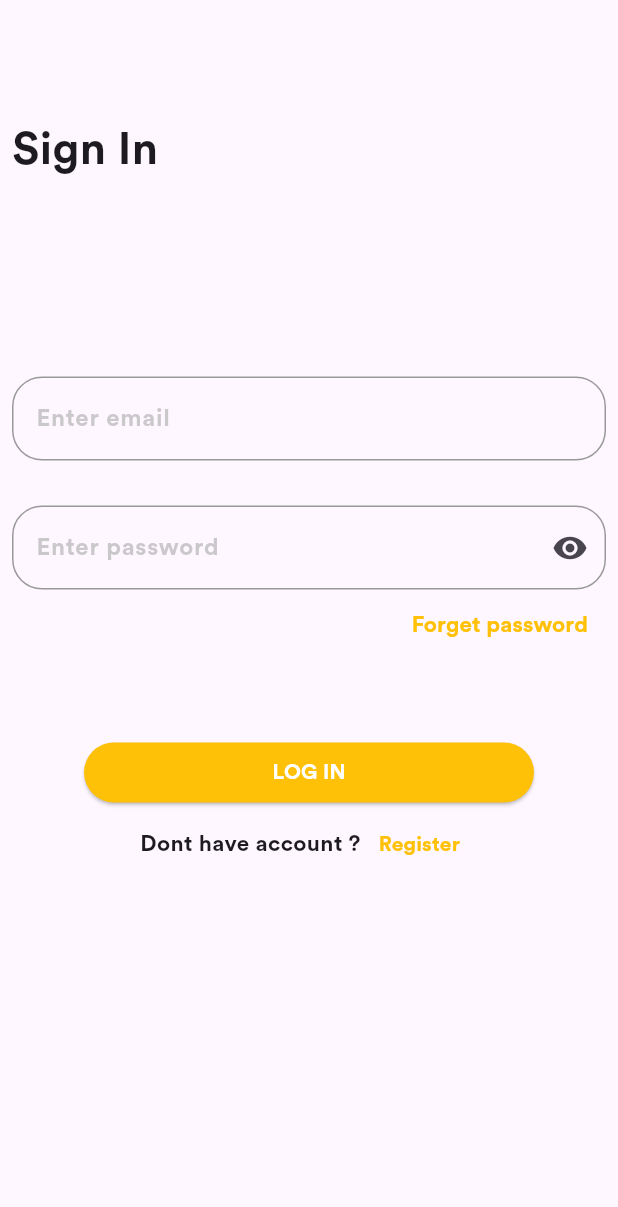
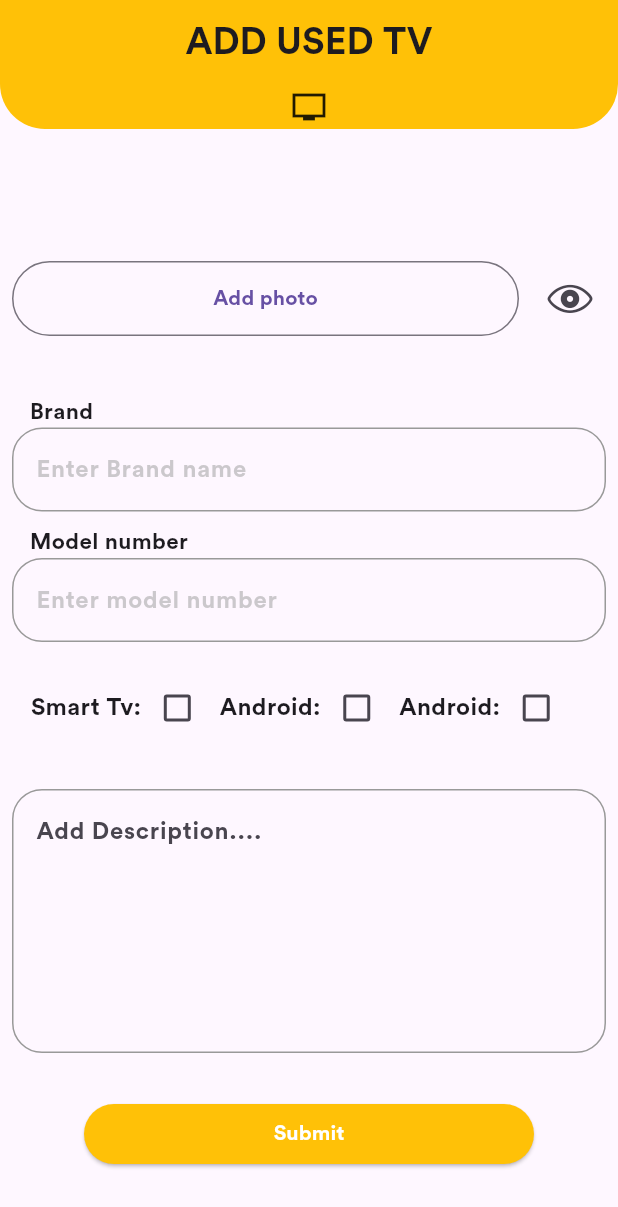
Before and after one commit to Azeemmtk/ALIF_ELECTRONICS, a Flutter app: the screen it shows after launch, on a phone screen of 412 x 824 dp. Shown: the top 1207 px of the screen. Run offline on Flutter 3.47's test engine with Material 3 defaults, Android fonts, the phone set to English and light mode, and no system bars; our stand-ins replace image_picker.

Commit message:
used tv screen Completed

```diff
--- a/lib/module/cusotmer/add_used_tv.dart
+++ b/lib/module/cusotmer/add_used_tv.dart
@@ -0,0 +1,260 @@
+import 'dart:io';
+
+import 'package:alif_electronics/widgets/custom_button.dart';
+import 'package:alif_electronics/widgets/custom_text_field.dart';
+import 'package:flutter/cupertino.dart';
+import 'package:flutter/material.dart';
+import 'package:image_picker/image_picker.dart';
+
+class add_usedtv extends StatefulWidget {
+  add_usedtv({super.key});
+
+  @override
+  State<add_usedtv> createState() => _add_usedtvState();
+}
+
+class _add_usedtvState extends State<add_usedtv> {
+  final _modelname = TextEditingController();
+  final _brandlname = TextEditingController();
+  final _description = TextEditingController();
+  bool selectTv1 = false;
+  bool selectTv2 = false;
+  bool selectTv3 = false;
+
+  final ImagePicker picker = ImagePicker();
+  XFile? image;
+
+  void _getFromCamera() async {
+    image = await picker.pickImage(source: ImageSource.camera);
+  }
+
+  void _getFromgallary() async {
+    image = await picker.pickImage(source: ImageSource.gallery);
+  }
+
+  @override
+  Widget build(BuildContext context) {
+    return Scaffold(
+      appBar: AppBar(
+        backgroundColor: Colors.amber,
+        title: const Center(
+          child: Text(
+            "ADD USED TV",
+            style: TextStyle(fontSize: 25),
+          ),
+        ),
+      ),
+      body: Column(
+        children: [
+          Container(
+            height: 30,
+            decoration: const BoxDecoration(
+              color: Colors.amber,
+              borderRadius: BorderRadius.only(
+                bottomRight: Radius.circular(80),
+                bottomLeft: Radius.circular(80),
+              ),
+            ),
+            child: const Center(child: Icon(Icons.tv_sharp)),
+          ),
+          Expanded(
+              child: SingleChildScrollView(
+            child: Padding(
+              padding: const EdgeInsets.all(8.0),
+              child: Column(
+                crossAxisAlignment: CrossAxisAlignment.start,
+                children: [
+                  const SizedBox(
+                    height: 80,
+                  ),
+                  Row(
+                    children: [
+                      Expanded(
+                        child: OutlinedButton(
+                            style: OutlinedButton.styleFrom(
+                                fixedSize: const Size(150, 50)),
+                            onPressed: () {
+                              showModalBottomSheet(
+                                backgroundColor: Colors.transparent,
+                                context: context,
+                                builder: (context) => Container(
+                                  width: MediaQuery.of(context).size.width,
+                                  child: Padding(
+                                    padding: const EdgeInsets.all(20.0),
+                                    child: Column(
+                                      mainAxisSize: MainAxisSize.min,
+                                      children: [
+                                        OutlinedButton(
+                                            style: OutlinedButton.styleFrom(
+                                                backgroundColor: Colors.white,
+                                                fixedSize: Size(
+                                                    MediaQuery.of(context)
+                                                        .size
+                                                        .width,
+                                                    50)),
+                                            onPressed: () {
+                                              _getFromCamera();
+                                              Navigator.pop(context);
+                                            },
+                                            child: const Row(
+                                              mainAxisAlignment:
+                                                  MainAxisAlignment.center,
+                                              children: [
+                                                Icon(Icons.camera_alt_outlined),
+                                                Text("Take a photo")
+                                              ],
+                                            )),
+                                        const SizedBox(
+                                          height: 5,
+                                        ),
+                                        OutlinedButton(
+                                            style: OutlinedButton.styleFrom(
+                                                backgroundColor: Colors.white,
+                                                fixedSize: Size(
+                                                    MediaQuery.of(context)
+                                                        .size
+                                                        .width,
+                                                    50)),
+                                            onPressed: () {
+                                              _getFromgallary();
+                                              Navigator.pop(context);
+                                            },
+                                            child: const Row(
+                                              mainAxisAlignment:
+                                                  MainAxisAlignment.center,
+                                              children: [
+                                                Icon(CupertinoIcons
+                                                    .photo_on_rectangle),
+                                                Text("Upload from gallary")
+                                              ],
+                                            )),
+                                      ],
+                                    ),
+                                  ),
+                                ),
+                              );
+                            },
+                            child: const Text("Add photo")),
+                      ),
+                      const SizedBox(
+                        width: 10,
+                      ),
+                      IconButton(
+                          onPressed: () {
+                            showDialog(
+                              context: context,
+                              builder: (context) => AlertDialog(
+                                title: image == null
+                                    ? Text("upload image")
+                                    : Image(
+                                        image: FileImage(File(image!.path))),
+                              ),
+                            );
+                          },
+                          icon: const Icon(
+                            CupertinoIcons.eye,
+                            size: 30,
+                          ))
+                    ],
+                  ),
+                  const SizedBox(
+                    height: 40,
+                  ),
+                  const Text(
+                    "   Brand",
+                    style: TextStyle(fontSize: 15),
+                  ),
+                  CustomTextField(
+                      controller: _brandlname, hintText: "Enter Brand name"),
+                  const SizedBox(
+                    height: 10,
+                  ),
+                  const Text(
+                    "   Model number",
+                    style: TextStyle(fontSize: 15),
+                  ),
+                  CustomTextField(
+                      controller: _modelname, hintText: "Enter model number"),
+                  const SizedBox(
+                    height: 20,
+                  ),
+                  Row(
+                    children: [
+                      const Text(
+                        "   Smart Tv:",
+                        style: TextStyle(fontSize: 16),
+                      ),
+                      Checkbox(
+                        activeColor: Colors.amber,
+                        value: selectTv1,
+                        onChanged: (value) {
+                          selectTv1 = value!;
+                          setState(() {});
+                        },
+                      ),
+                      const Text(
+                        " Android:",
+                        style: TextStyle(fontSize: 16),
+                      ),
+                      Checkbox(
+                        activeColor: Colors.amber,
+                        value: selectTv2,
+                        onChanged: (value) {
+                          selectTv2 = value!;
+                          setState(() {});
+                        },
+                      ),
+                      const Text(
+                        " Android:",
+                        style: TextStyle(fontSize: 16),
+                      ),
+                      Checkbox(
+                        activeColor: Colors.amber,
+                        value: selectTv3,
+                        onChanged: (value) {
+                          selectTv3 = value!;
+                          setState(() {});
+                        },
+                      )
+                    ],
+                  ),
+                  const SizedBox(
+                    height: 30,
+                  ),
+                  TextField(
+                    controller: _description,
+                    minLines: 6,
+                    maxLines: 200,
+                    decoration: const InputDecoration(
+                        hintText: "Add Description....",
+                        enabledBorder: OutlineInputBorder(
+                            borderRadius: BorderRadius.all(Radius.circular(20)),
+                            borderSide: BorderSide(
+                                color: CupertinoColors.inactiveGray)),
+                        focusedBorder: OutlineInputBorder(
+                            borderSide:
+                                BorderSide(color: CupertinoColors.activeBlue),
+                            borderRadius:
+                                BorderRadius.all(Radius.circular(20)))),
+                  ),
+                  const SizedBox(
+                    height: 30,
+                  ),
+                  Center(
+                    child: SizedBox(
+                      width: 300,
+                      child: custom_button(
+                        txt: "Submit",
+                        onpress: () {},
+                      ),
+                    ),
+                  )
+                ],
+              ),
+            ),
+          ))
+        ],
+      ),
+    );
+  }
+}
--- a/pubspec.yaml
+++ b/pubspec.yaml
@@ -35,6 +35,8 @@ dependencies:
   # The following adds the Cupertino Icons font to your application.
   # Use with the CupertinoIcons class for iOS style icons.
   cupertino_icons: ^1.0.6
+  image_picker: ^1.0.7
+  google_fonts: ^6.2.0
 
 dev_dependencies:
   flutter_test:
```
Also changed, not shown: lib/main.dart (+4 -8 lines), pubspec.lock, 5 other files.
